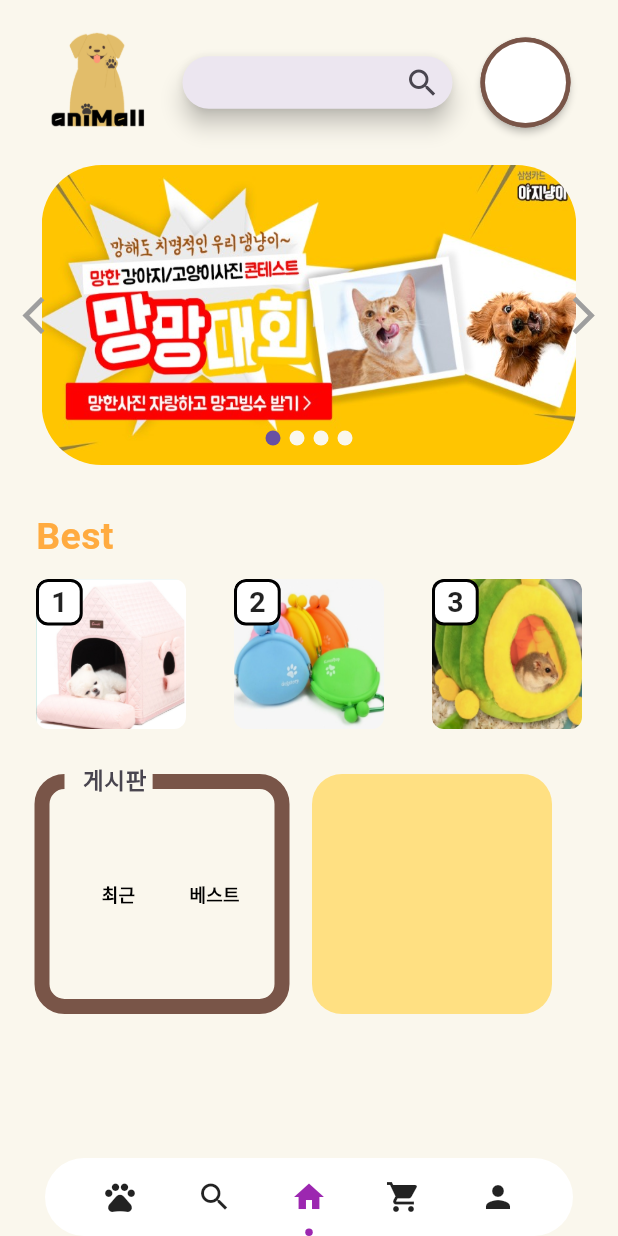
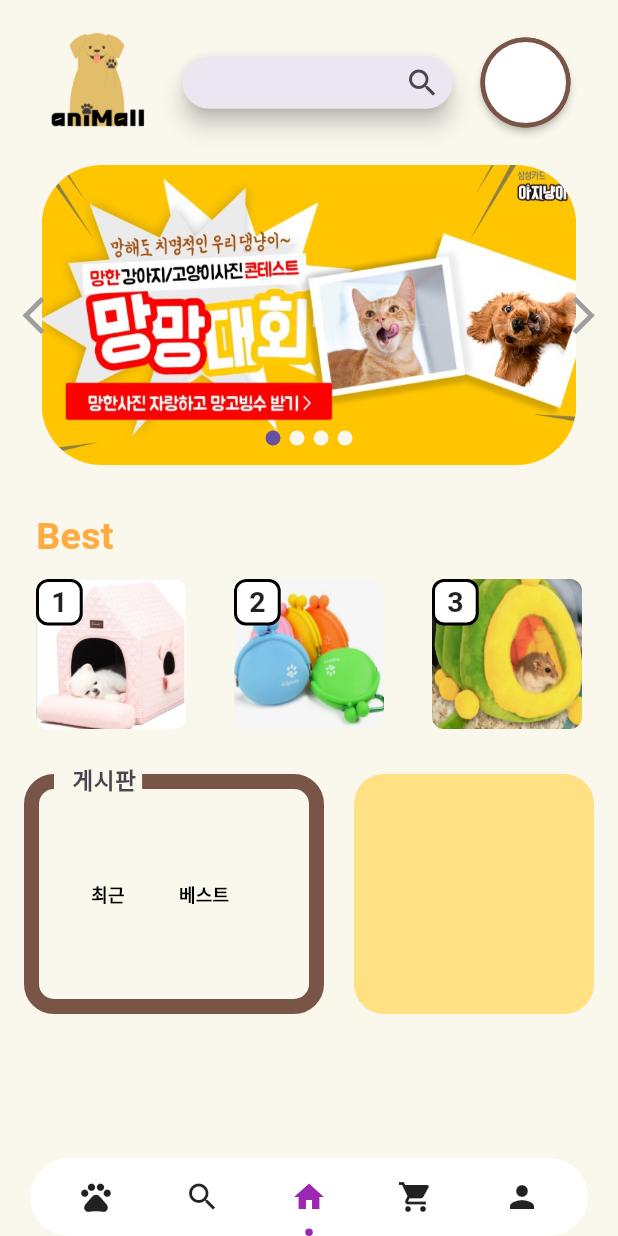
Before and after one commit to KimShun/Final_ProjectBasic, a Flutter app: the HomeScreen screen opened by its route, on a phone screen of 412 x 824 dp. Run offline on Flutter 3.47's test engine with Material 3 defaults, Android fonts, the phone set to English and light mode, and no system bars; drawn by our look-alikes of card_swiper, circular_profile_avatar, dot_navigation_bar; our stand-ins replace bloc, cloud_firestore, equatable, firebase_auth, firebase_core, firebase_storage and 6 more; missing offline and left inert: kakao_flutter_sdk_user; accounts and stored records are empty; Roboto replaces fonts that are missing (Jua).

```diff
--- a/shopping_minna_pet/lib/src/home.dart
+++ b/shopping_minna_pet/lib/src/home.dart
@@ -1,7 +1,9 @@
 import 'package:card_swiper/card_swiper.dart';
 import 'package:circular_profile_avatar/circular_profile_avatar.dart';
 import 'package:dot_navigation_bar/dot_navigation_bar.dart';
+import 'package:flutter/cupertino.dart';
 import 'package:flutter/material.dart';
+import 'package:flutter/widgets.dart';
 import 'package:flutter_bloc/flutter_bloc.dart';
 import 'package:go_router/go_router.dart';
 import 'package:shopping_minna_pet/src/common/component/app_text.dart';
@@ -44,8 +46,8 @@ class HomeScreen extends StatelessWidget {
       // 하단 네비게이션 바
       bottomNavigationBar: DotNavigationBar(
         itemPadding: const EdgeInsets.all(14),
-        marginR: const EdgeInsets.symmetric(horizontal: 30, vertical: 0),
-        paddingR: const EdgeInsets.symmetric(horizontal: 16, vertical: 0),
+        marginR: const EdgeInsets.symmetric(horizontal: 20, vertical: 0),
+        paddingR: const EdgeInsets.symmetric(horizontal: 10, vertical: 0),
         currentIndex: context.select<NavigationCubit, int>((value) => value.state.selectedNum!),
         onTap: (index) {
           context.read<NavigationCubit>().handleIndexChanged(index);
@@ -226,13 +228,12 @@ class _CommunityScreen extends StatelessWidget {
 
   @override
   Widget build(BuildContext context) {
-    return Row(
+    return Padding(
+      padding: const EdgeInsets.symmetric(horizontal: 8.0),
+      child: Row(
         crossAxisAlignment: CrossAxisAlignment.start,
         children: [
-          Container(
-              padding: const EdgeInsets.symmetric(horizontal: 15.0),
-              width: 200,
-              height: 200,
+          Expanded(
             child: Column(
               children: [
                 InputDecorator(
@@ -276,9 +277,9 @@ class _CommunityScreen extends StatelessWidget {
                   ),
                 ),
               ],
-              )
             ),
-          const SizedBox(height: 100),
+          ),
+          const SizedBox(width: 20.0),
           Container(
             padding: const EdgeInsets.all(80),
             decoration: BoxDecoration(
@@ -287,6 +288,7 @@ class _CommunityScreen extends StatelessWidget {
             )
           ),
         ]
+      ),
     );
   }
 }
```
Also changed, not shown: 2 other files. Lines whose indentation alone changed are shown as unchanged.
